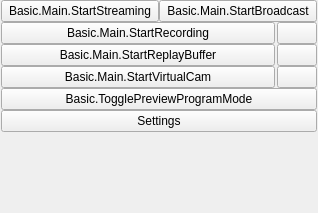
Qt form frontend/forms/OBSBasicControls.ui (RidTheWann/WeaR-Stream-Studio) before a commit.
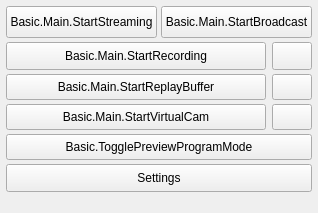
The same form after that commit. Icons and pictures are not drawn.

Diff of the .ui file:
```diff
--- a/frontend/forms/OBSBasicControls.ui
+++ b/frontend/forms/OBSBasicControls.ui
@@ -12,25 +12,25 @@
   </property>
   <layout class="QVBoxLayout" name="verticalLayout_9">
    <property name="spacing">
-    <number>0</number>
+    <number>4</number>
    </property>
    <property name="leftMargin">
-    <number>1</number>
+    <number>6</number>
    </property>
    <property name="topMargin">
-    <number>0</number>
+    <number>6</number>
    </property>
    <property name="rightMargin">
-    <number>1</number>
+    <number>6</number>
    </property>
    <property name="bottomMargin">
-    <number>1</number>
+    <number>6</number>
    </property>
    <item>
     <widget class="QFrame" name="controlsFrame">
      <layout class="QVBoxLayout" name="buttonsVLayout">
       <property name="spacing">
-       <number>0</number>
+       <number>4</number>
       </property>
       <property name="leftMargin">
        <number>0</number>
@@ -59,8 +59,8 @@
           </property>
           <property name="minimumSize">
            <size>
-            <width>150</width>
-            <height>0</height>
+             <width>120</width>
+             <height>32</height>
            </size>
           </property>
           <property name="text">
@@ -81,8 +81,8 @@
           </property>
           <property name="minimumSize">
            <size>
-            <width>150</width>
-            <height>0</height>
+             <width>120</width>
+             <height>32</height>
            </size>
           </property>
           <property name="text">
@@ -95,7 +95,7 @@
       <item>
        <layout class="QHBoxLayout" name="recordingLayout">
         <property name="spacing">
-         <number>2</number>
+         <number>6</number>
         </property>
         <property name="leftMargin">
          <number>0</number>
@@ -123,7 +123,7 @@
           <property name="minimumSize">
            <size>
             <width>0</width>
-            <height>0</height>
+             <height>28</height>
            </size>
           </property>
           <property name="text">
@@ -138,8 +138,8 @@
           </property>
           <property name="minimumSize">
            <size>
-            <width>0</width>
-            <height>0</height>
+             <width>32</width>
+             <height>28</height>
            </size>
           </property>
           <property name="toolTip">
@@ -162,7 +162,7 @@
       <item>
        <layout class="QHBoxLayout" name="replayBufferLayout">
         <property name="spacing">
-         <number>2</number>
+         <number>6</number>
         </property>
         <property name="leftMargin">
          <number>0</number>
@@ -190,7 +190,7 @@
           <property name="minimumSize">
            <size>
             <width>0</width>
-            <height>0</height>
+             <height>26</height>
            </size>
           </property>
           <property name="text">
@@ -205,8 +205,8 @@
           </property>
           <property name="minimumSize">
            <size>
-            <width>0</width>
-            <height>0</height>
+             <width>32</width>
+             <height>26</height>
            </size>
           </property>
           <property name="toolTip">
@@ -229,7 +229,7 @@
       <item>
        <layout class="QHBoxLayout" name="virtualCamLayout">
         <property name="spacing">
-         <number>2</number>
+         <number>6</number>
         </property>
         <property name="leftMargin">
          <number>0</number>
@@ -257,7 +257,7 @@
           <property name="minimumSize">
            <size>
             <width>0</width>
-            <height>0</height>
+             <height>26</height>
            </size>
           </property>
           <property name="text">
@@ -272,8 +272,8 @@
           </property>
           <property name="minimumSize">
            <size>
-            <width>0</width>
-            <height>0</height>
+             <width>32</width>
+             <height>26</height>
            </size>
           </property>
           <property name="toolTip">
@@ -303,8 +303,8 @@
         </property>
         <property name="minimumSize">
          <size>
-          <width>150</width>
-          <height>0</height>
+          <width>120</width>
+          <height>26</height>
          </size>
         </property>
         <property name="text">
@@ -322,8 +322,8 @@
         </property>
         <property name="minimumSize">
          <size>
-          <width>150</width>
-          <height>0</height>
+          <width>120</width>
+          <height>28</height>
          </size>
         </property>
         <property name="text">
```
Lines whose indentation alone changed are shown as unchanged.
